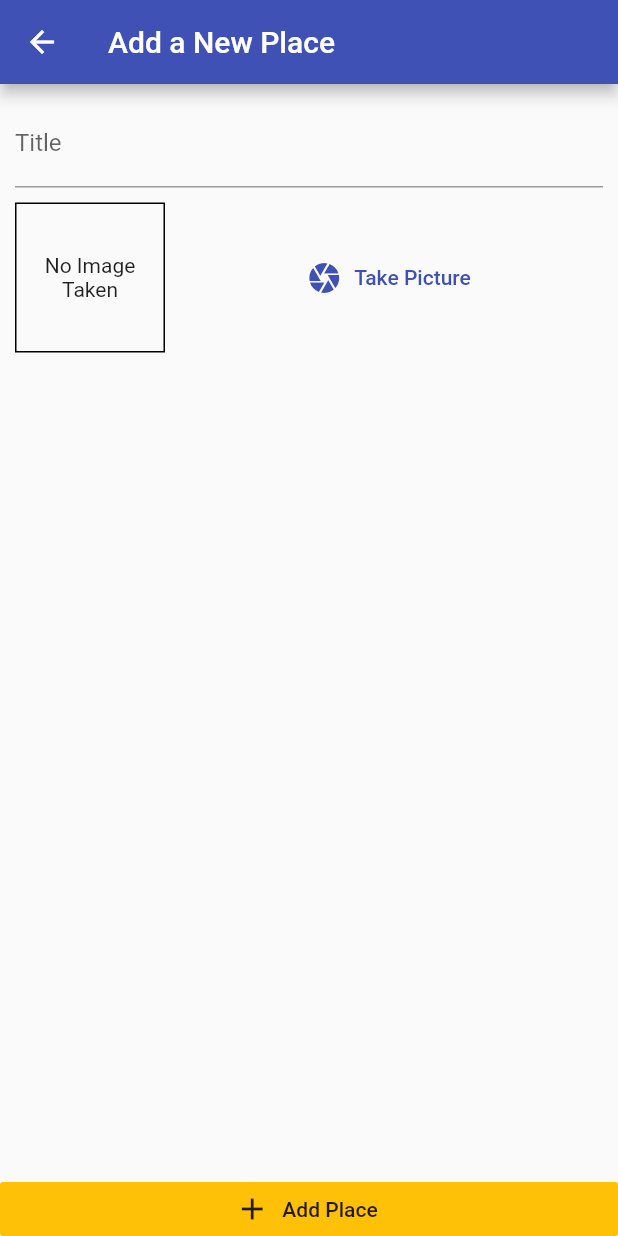
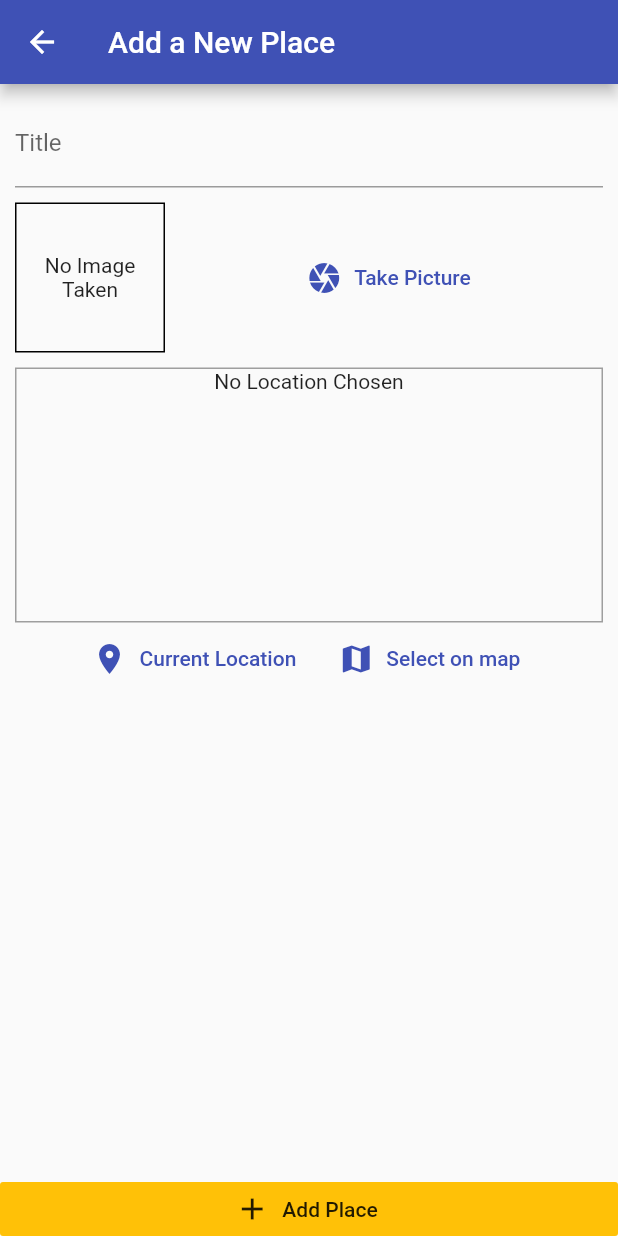
Before and after one commit to BaoTrung37/Flutter_Udemy, a Flutter app: the AddPlaceScreen screen opened by its route, on a phone screen of 412 x 824 dp. Run offline on Flutter 3.47's test engine with Material 2 defaults, Android fonts, the phone set to English and light mode, and no system bars; our stand-ins replace image_picker, shared_preferences, sqflite; accounts and stored records are empty.

Commit message:
304: adding a location input & the location package

```diff
--- a/section13/lib/screens/add_place_screen.dart
+++ b/section13/lib/screens/add_place_screen.dart
@@ -4,6 +4,7 @@ import 'package:flutter/material.dart';
 import 'package:provider/provider.dart';
 
 import '../widgets/image_input.dart';
+import '../widgets/location_input.dart';
 import '../providers/great_places.dart';
 
 class AddPlaceScreen extends StatefulWidget {
@@ -58,6 +59,10 @@ class _AddPlaceScreenState extends State<AddPlaceScreen> {
                     ImageInput(
                       onSelectImage: _selectImage,
                     ),
+                    SizedBox(
+                      height: 10,
+                    ),
+                    LocationInput(),
                   ],
                 ),
               ),
--- /dev/null
+++ b/section13/lib/widgets/location_input.dart
@@ -0,0 +1,57 @@
+import 'package:flutter/material.dart';
+
+class LocationInput extends StatefulWidget {
+  const LocationInput({Key? key}) : super(key: key);
+
+  @override
+  _LocationInputState createState() => _LocationInputState();
+}
+
+class _LocationInputState extends State<LocationInput> {
+  String? _previewImageUrl;
+
+  @override
+  Widget build(BuildContext context) {
+    return Column(
+      children: [
+        Container(
+          decoration: BoxDecoration(
+            border: Border.all(
+              width: 1,
+              color: Colors.grey,
+            ),
+          ),
+          height: 170,
+          width: double.infinity,
+          child: _previewImageUrl == null
+              ? Text(
+                  'No Location Chosen',
+                  textAlign: TextAlign.center,
+                )
+              : Image.network(
+                  _previewImageUrl!,
+                  fit: BoxFit.cover,
+                  width: double.infinity,
+                ),
+        ),
+        Row(
+          mainAxisAlignment: MainAxisAlignment.center,
+          children: [
+            FlatButton.icon(
+              onPressed: () {},
+              icon: Icon(Icons.location_on),
+              label: Text('Current Location'),
+              textColor: Theme.of(context).primaryColor,
+            ),
+            FlatButton.icon(
+              onPressed: () {},
+              icon: Icon(Icons.map),
+              label: Text('Select on map'),
+              textColor: Theme.of(context).primaryColor,
+            ),
+          ],
+        )
+      ],
+    );
+  }
+}
--- a/section13/pubspec.yaml
+++ b/section13/pubspec.yaml
@@ -38,6 +38,7 @@ dependencies:
   image_picker: ^0.8.4+8
   path_provider: ^2.0.9
   sqflite: ^2.0.2
+  location: ^4.3.0
 
 dev_dependencies:
   flutter_test:
```
Also changed, not shown: section13/pubspec.lock, 1 other file.
